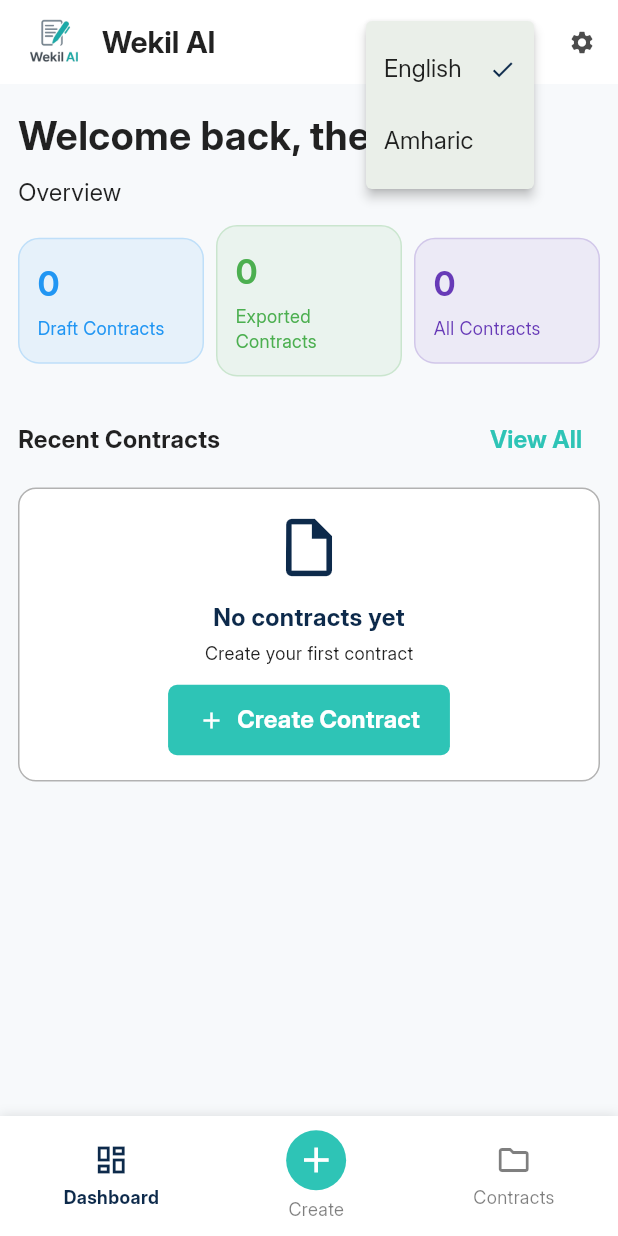
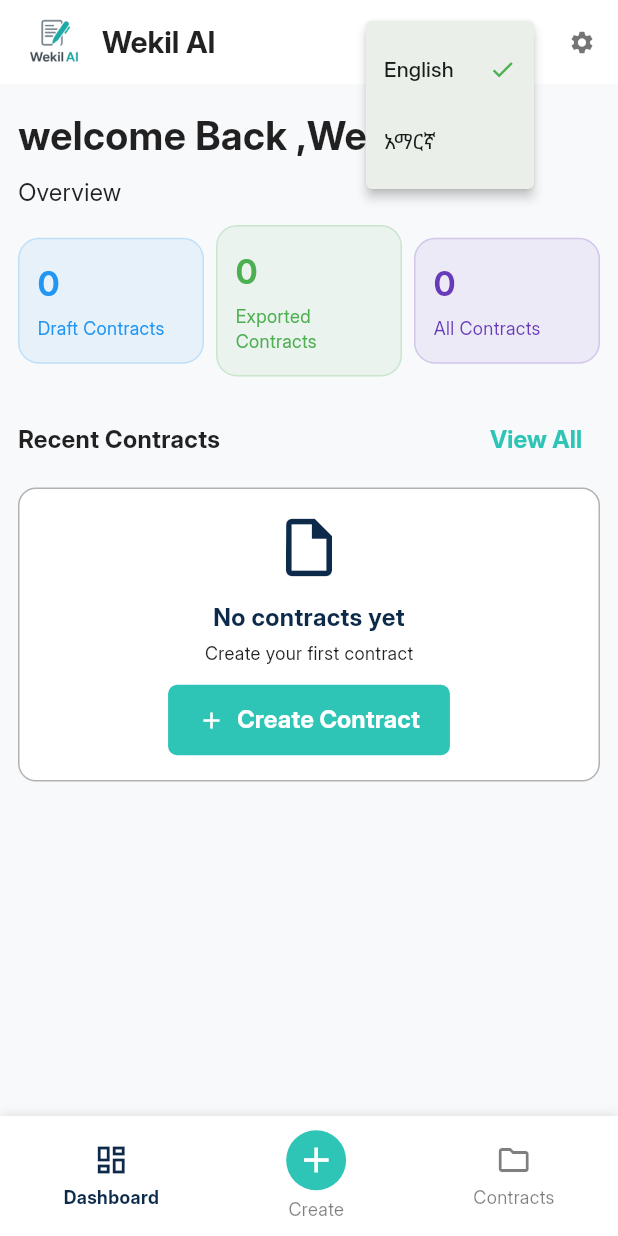
Before and after one commit to RealEskalate/G6-Wekil-AI, a Flutter app: the screen it shows after launch, after a tap on "EN", on a phone screen of 412 x 824 dp. Run offline on Flutter 3.47's test engine with Material 3 defaults, Android fonts, the light colour scheme and no system bars; our stand-ins replace equatable, flutter_bloc, flutter_localization, get_it, google_fonts; missing offline and left inert: syncfusion_flutter_pdfviewer; network calls fail.

Commit message:
language translator english to amharic

```diff
--- a/Mobile/wekil_ai_mobile_app/lib/app.dart
+++ b/Mobile/wekil_ai_mobile_app/lib/app.dart
@@ -1,15 +1,30 @@
 import 'package:flutter/material.dart';
+import 'package:flutter_localizations/flutter_localizations.dart';
 import 'package:google_fonts/google_fonts.dart';
+import 'package:wekil_ai_mobile_app/features/localization/locales.dart';
 import 'package:wekil_ai_mobile_app/features/widget/nav_bar.dart';
 import 'package:wekil_ai_mobile_app/history.dart';
+import 'package:flutter_localization/flutter_localization.dart';
 
 import 'features/dashboard/presentation/dashboard.dart';
 import 'features/contacts/presentations/pages/create_start_page.dart';
 import 'features/widget/bottom_nav.dart';
 
-class MyApp extends StatelessWidget {
+class MyApp extends StatefulWidget {
   const MyApp({Key? key}) : super(key: key);
 
+  @override
+  State<MyApp> createState() => _MyAppState();
+}
+
+class _MyAppState extends State<MyApp> {
+  final FlutterLocalization localization = FlutterLocalization.instance;
+  @override
+  void initState() {
+    configlocalization();
+    super.initState();
+
+  }
   @override
   Widget build(BuildContext context) {
     final base = ThemeData(
@@ -22,16 +37,36 @@ class MyApp extends StatelessWidget {
 
     return MaterialApp(
       debugShowCheckedModeBanner: false,
+
       theme: base.copyWith(
         textTheme: GoogleFonts.interTextTheme(base.textTheme),
         hoverColor: hover,
         highlightColor: hover,
         splashColor: pressed,
       ),
+      supportedLocales: localization.supportedLocales,
+      localizationsDelegates: localization.localizationsDelegates,
       home: const MainScreen(),
+
+
+
     );
+
+  }
+  void configlocalization() {
+    localization.init(mapLocales: LOCALES, initLanguageCode: "en");
+    localization.onTranslatedLanguage = onTranslatedLanguage;
+  }
+  void onTranslatedLanguage(Locale? locale) {
+    setState(() {});
   }
 }
+
+
+
+
+
+
 
 class MainScreen extends StatefulWidget {
   const MainScreen({Key? key}) : super(key: key);
@@ -41,6 +76,8 @@ class MainScreen extends StatefulWidget {
 }
 
 class _MainScreenState extends State<MainScreen> {
+
+
   int _currentIndex = 0;
 
   final List<Widget> _pages = [
@@ -72,5 +109,7 @@ class _MainScreenState extends State<MainScreen> {
         onCreatePressed: _onCreatePressed,
       ),
     );
+
   }
+
 }
--- a/Mobile/wekil_ai_mobile_app/lib/features/dashboard/presentation/dashboard.dart
+++ b/Mobile/wekil_ai_mobile_app/lib/features/dashboard/presentation/dashboard.dart
@@ -1,6 +1,8 @@
 import 'package:flutter/material.dart';
 import 'package:flutter_bloc/flutter_bloc.dart';
+import 'package:flutter_localization/flutter_localization.dart';
 import 'package:wekil_ai_mobile_app/features/contacts/presentations/pages/create_start_page.dart';
+import 'package:wekil_ai_mobile_app/features/localization/locales.dart';
 import '../../../../core/theme/app_colors.dart';
 import '../../../../core/theme/app_typography.dart';
 import '../../../core/di/injection.dart';
@@ -85,7 +87,9 @@ class DashboardPage extends StatelessWidget {
           builder: (context, state) {
             final user = state.user;
             final first = (user?.firstName ?? '').trim();
-            final name = first.isNotEmpty ? first : 'there';
+            final name = first.isNotEmpty
+                ? first
+                : LocalesData.there.getString(context);
             final verified = user?.isVerified == true;
 
             return SingleChildScrollView(
@@ -97,8 +101,10 @@ class DashboardPage extends StatelessWidget {
                   Row(
                     children: [
                       Expanded(
+                        //Text(LocalesData.title.getString(context))
                         child: Text(
-                          'Welcome back, $name!',
+                          context.formatString(LocalesData.welcome, [name]),
+                          // 'Welcome back, $name!',
                           style: AppTypography.heading(
                             fontSize: 26,
                             fontWeight: FontWeight.w600,
@@ -121,7 +127,8 @@ class DashboardPage extends StatelessWidget {
                   ),
                   const SizedBox(height: 8),
                   Text(
-                    'Overview',
+                    // 'Overview',
+                    LocalesData.Overview.getString(context),
                     style: AppTypography.body(color: AppColors.textDark),
                   ),
                   const SizedBox(height: 10),
--- /dev/null
+++ b/Mobile/wekil_ai_mobile_app/lib/features/localization/locales.dart
@@ -0,0 +1,25 @@
+import 'package:flutter_localization/flutter_localization.dart';
+import 'package:flutter_localizations/flutter_localizations.dart';
+
+const List<MapLocale> LOCALES = [
+  MapLocale('en', LocalesData.EN),
+  MapLocale('am', LocalesData.AM),
+];
+
+mixin LocalesData {
+  static const String welcome = 'welcome';
+  static const String there = 'there';
+  static const String Overview = 'Overview';
+
+  static const Map<String, String> EN = {
+    welcome: "welcome Back %a",
+    there: ",Wekil AI",
+    Overview: "Overview"
+  };
+
+  static const Map<String, String> AM = {
+    welcome: 'እንኳን በደህና መጡ %a',
+    there: ',ወኪል ኤአይ',
+    Overview:'አጠቃላይ እይታ'
+  };
+}
--- a/Mobile/wekil_ai_mobile_app/lib/features/widget/nav_bar.dart
+++ b/Mobile/wekil_ai_mobile_app/lib/features/widget/nav_bar.dart
@@ -1,4 +1,6 @@
 import 'package:flutter/material.dart';
+import 'package:flutter_localization/flutter_localization.dart';
+import 'package:wekil_ai_mobile_app/features/localization/locales.dart';
 import '../../../../core/theme/app_colors.dart';
 import '../../../../core/theme/app_typography.dart';
 
@@ -13,6 +15,15 @@ class NavBar extends StatefulWidget implements PreferredSizeWidget {
 }
 
 class _NavBarState extends State<NavBar> {
+  late FlutterLocalization _flutterLocalization;
+  late String _currentLocale;
+  @override
+  void initState() {
+    super.initState();
+    _flutterLocalization = FlutterLocalization.instance;
+    _currentLocale = _flutterLocalization.currentLocale!.languageCode;
+  }
+
   String currentLanguage = 'EN';
   bool isHovering = false;
 
@@ -45,25 +56,20 @@ class _NavBarState extends State<NavBar> {
             child: PopupMenuButton<String>(
               tooltip: 'Select Language',
               onSelected: (lang) {
-                setState(() {
-                  currentLanguage = lang;
-                });
+                _setLocale(lang);
               },
-              itemBuilder: (context) => ['EN', 'AM'].map((lang) {
+              itemBuilder: (context) => ['en', 'am'].map((lang) {
                 return PopupMenuItem<String>(
                   value: lang,
                   child: Row(
                     children: [
-                      Text(
-                        lang == 'EN' ? 'English' : 'Amharic',
-                        style: AppTypography.body(),
-                      ),
+                      Text(lang == 'en' ? 'English' : 'አማርኛ'),
                       const Spacer(),
-                      if (currentLanguage == lang)
+                      if (_currentLocale == lang)
                         const Icon(
                           Icons.check,
                           size: 18,
-                          color: AppColors.primary,
+                          color: Colors.green, // You can use AppColors.primary
                         ),
                     ],
                   ),
@@ -73,7 +79,9 @@ class _NavBarState extends State<NavBar> {
                 duration: const Duration(milliseconds: 200),
                 padding: const EdgeInsets.symmetric(horizontal: 8, vertical: 4),
                 decoration: BoxDecoration(
-                  color: isHovering ? AppColors.accent : Colors.transparent,
+                  color: isHovering
+                      ? Colors.green.withOpacity(0.8)
+                      : Colors.transparent, // AppColors.accent
                   borderRadius: BorderRadius.circular(6),
                 ),
                 child: Row(
@@ -82,18 +90,17 @@ class _NavBarState extends State<NavBar> {
                       Icons.language,
                       color: isHovering
                           ? Colors.white
-                          : AppColors.textDark.withOpacity(0.7),
+                          : Colors
+                                .black87, // AppColors.textDark.withOpacity(0.7)
                       size: 18,
                     ),
                     const SizedBox(width: 4),
                     Text(
-                      currentLanguage,
-                      style: AppTypography.body().copyWith(
+                      _currentLocale.toUpperCase(),
+                      style: TextStyle(
                         fontSize: 14,
                         fontWeight: FontWeight.bold,
-                        color: isHovering
-                            ? Colors.white
-                            : AppColors.textDark.withOpacity(0.7),
+                        color: isHovering ? Colors.white : Colors.black87,
                       ),
                     ),
                     Icon(
@@ -107,13 +114,31 @@ class _NavBarState extends State<NavBar> {
             ),
           ),
         ),
+
+        // Settings button
         IconButton(
           icon: const Icon(Icons.settings),
           iconSize: 18,
-          color: AppColors.textDark.withOpacity(0.7),
+          color: Colors.black54, // AppColors.textDark.withOpacity(0.7)
           onPressed: () {},
         ),
       ],
     );
   }
+
+  //////////////////////////////////////////////////////////
+  // this is the function that will change the language
+  void _setLocale(String? value) {
+    if (value == null) return;
+    if (value == 'en') {
+      _flutterLocalization.translate('en');
+    } else if (value == 'am') {
+      _flutterLocalization.translate('am');
+    } else {
+      return;
+    }
+    setState(() {
+      _currentLocale = value;
+    });
+  }
 }
--- a/Mobile/wekil_ai_mobile_app/lib/main.dart
+++ b/Mobile/wekil_ai_mobile_app/lib/main.dart
@@ -1,6 +1,11 @@
 // lib/main.dart
+import 'package:flutter/material.dart';
+import 'package:flutter_localization/flutter_localization.dart';
+
 import 'app_bootstrap.dart';
 
 Future<void> main() async {
+  WidgetsFlutterBinding.ensureInitialized();  // 👈 REQUIRED
+  await FlutterLocalization.instance.ensureInitialized(); // 👈 REQUIRED
   await bootstrapAndRun();
 }
--- a/Mobile/wekil_ai_mobile_app/pubspec.yaml
+++ b/Mobile/wekil_ai_mobile_app/pubspec.yaml
@@ -11,11 +11,11 @@ dependencies:
   flutter:
     sdk: flutter
   flutter_bloc: ^8.1.6
+  flutter_localization: ^0.3.3
   equatable: ^2.0.7
   get_it: ^7.7.0
-  intl: ^0.19.0
+  intl: ^0.20.2             # ✅ Match version required by Flutter
   http: ^1.2.2
-
   syncfusion_flutter_pdfviewer: ^30.2.7
 
 dev_dependencies:
```
Also changed, not shown: Mobile/wekil_ai_mobile_app/pubspec.lock, 5 other files.
